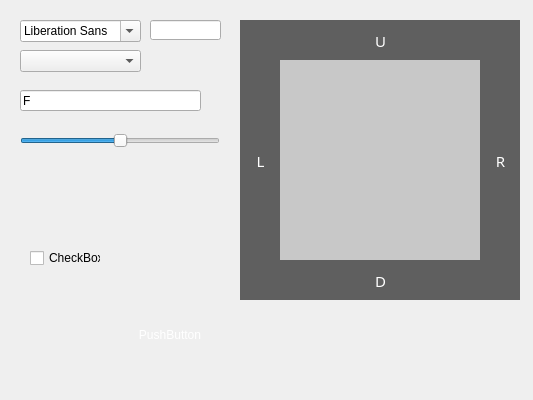
The window that fonttools.ui (Hades2001/HadesTools-Qt-) describes before a commit, drawn with Qt 5.
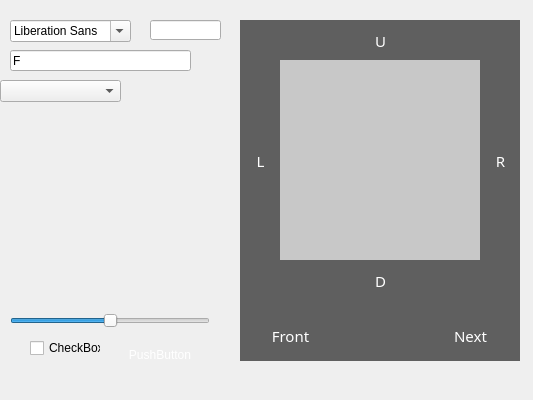
The same window after the commit.

What changed in the file:
```diff
--- a/fonttools.ui
+++ b/fonttools.ui
@@ -16,18 +16,18 @@
   <widget class="QFontComboBox" name="Cb_font">
    <property name="geometry">
     <rect>
-     <x>20</x>
+     <x>10</x>
      <y>20</y>
      <width>121</width>
      <height>22</height>
     </rect>
    </property>
   </widget>
-  <widget class="QComboBox" name="comboBox">
+  <widget class="QComboBox" name="cb_colorMode">
    <property name="geometry">
     <rect>
-     <x>20</x>
-     <y>50</y>
+     <x>0</x>
+     <y>80</y>
      <width>121</width>
      <height>22</height>
     </rect>
@@ -55,8 +55,8 @@
   <widget class="QPushButton" name="bn_generated">
    <property name="geometry">
     <rect>
-     <x>120</x>
-     <y>310</y>
+     <x>110</x>
+     <y>330</y>
      <width>100</width>
      <height>50</height>
     </rect>
@@ -93,7 +93,7 @@
      <x>240</x>
      <y>20</y>
      <width>280</width>
-     <height>280</height>
+     <height>341</height>
     </rect>
    </property>
    <property name="styleSheet">
@@ -107,7 +107,7 @@
    <property name="geometry">
     <rect>
      <x>30</x>
-     <y>250</y>
+     <y>340</y>
      <width>71</width>
      <height>16</height>
     </rect>
@@ -243,8 +243,8 @@
   <widget class="QLineEdit" name="le_char">
    <property name="geometry">
     <rect>
-     <x>20</x>
-     <y>90</y>
+     <x>10</x>
+     <y>50</y>
      <width>181</width>
      <height>21</height>
     </rect>
@@ -253,14 +253,14 @@
     <string>F</string>
    </property>
    <property name="maxLength">
-    <number>1</number>
+    <number>128</number>
    </property>
   </widget>
   <widget class="QSlider" name="hs_MonoThreshold">
    <property name="geometry">
     <rect>
-     <x>20</x>
-     <y>130</y>
+     <x>10</x>
+     <y>310</y>
      <width>200</width>
      <height>22</height>
     </rect>
@@ -275,9 +275,81 @@
     <enum>Qt::Horizontal</enum>
    </property>
   </widget>
+  <widget class="QPushButton" name="bn_Next">
+   <property name="geometry">
+    <rect>
+     <x>430</x>
+     <y>320</y>
+     <width>81</width>
+     <height>31</height>
+    </rect>
+   </property>
+   <property name="font">
+    <font>
+     <family>Bahnschrift Light</family>
+     <pointsize>11</pointsize>
+    </font>
+   </property>
+   <property name="styleSheet">
+    <string notr="true">QPushButton{
+	background-color: transparent;
+	color: rgb(255, 255, 255);
+	border:transparent;
+}
+QPushButton:hover{
+	border:1px solid rgb(255,200,0);
+}
+
+</string>
+   </property>
+   <property name="text">
+    <string>Next</string>
+   </property>
+  </widget>
+  <widget class="QPushButton" name="bn_Front">
+   <property name="geometry">
+    <rect>
+     <x>250</x>
+     <y>320</y>
+     <width>81</width>
+     <height>31</height>
+    </rect>
+   </property>
+   <property name="font">
+    <font>
+     <family>Bahnschrift Light</family>
+     <pointsize>11</pointsize>
+    </font>
+   </property>
+   <property name="styleSheet">
+    <string notr="true">QPushButton{
+	background-color: transparent;
+	color: rgb(255, 255, 255);
+	border:transparent;
+}
+QPushButton:hover{
+	border:1px solid rgb(255,200,0);
+}
+
+</string>
+   </property>
+   <property name="text">
+    <string>Front</string>
+   </property>
+  </widget>
+  <widget class="QStackedWidget" name="sWidget_setPage">
+   <property name="geometry">
+    <rect>
+     <x>10</x>
+     <y>110</y>
+     <width>220</width>
+     <height>180</height>
+    </rect>
+   </property>
+  </widget>
   <zorder>label_2</zorder>
   <zorder>Cb_font</zorder>
-  <zorder>comboBox</zorder>
+  <zorder>cb_colorMode</zorder>
   <zorder>label</zorder>
   <zorder>bn_generated</zorder>
   <zorder>le_pixSize</zorder>
@@ -288,6 +360,9 @@
   <zorder>bn_offsetRight</zorder>
   <zorder>le_char</zorder>
   <zorder>hs_MonoThreshold</zorder>
+  <zorder>bn_Next</zorder>
+  <zorder>bn_Front</zorder>
+  <zorder>sWidget_setPage</zorder>
  </widget>
  <resources/>
  <connections/>
```
